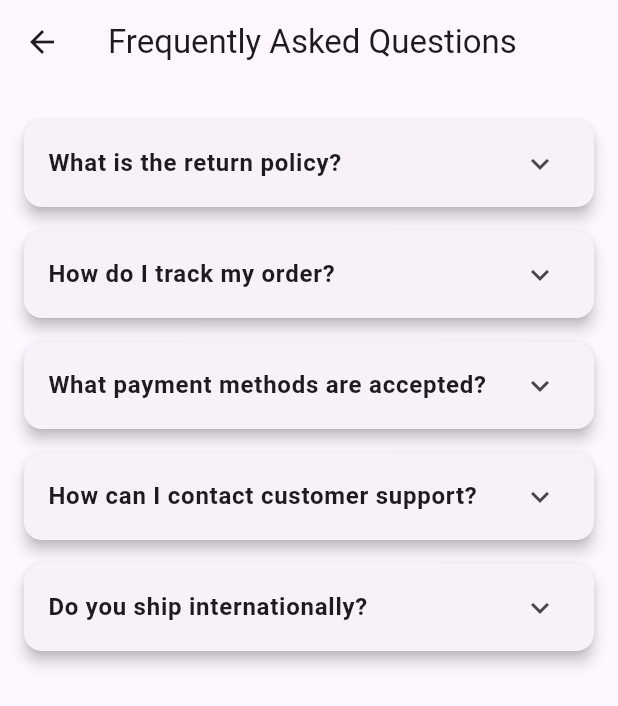
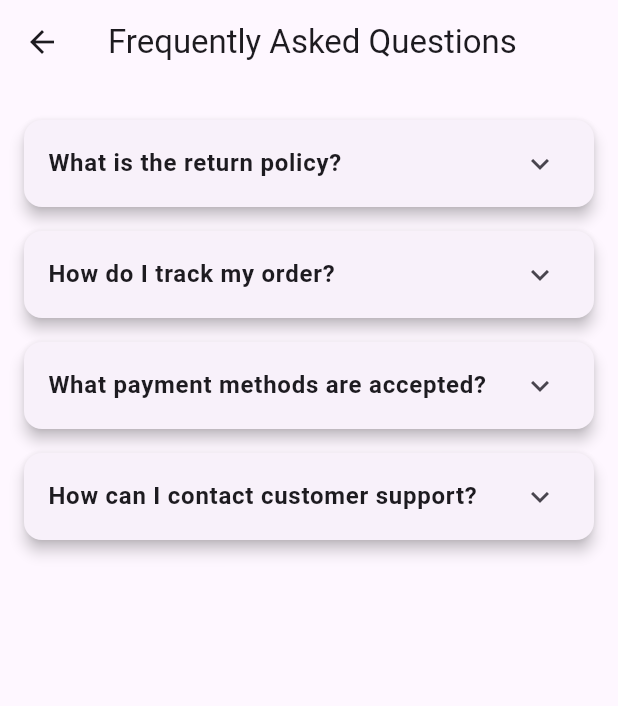
Before and after one commit to Alfaregi/inventori, a Flutter app: the FAQPage screen opened directly, on a phone screen of 412 x 824 dp. Shown: the top 706 px of the screen. Run offline on Flutter 3.47's test engine with Material 3 defaults, Android fonts, the phone set to English and light mode, and no system bars; our stand-ins replace get, image_picker, shared_preferences, webview_flutter; accounts and stored records are empty; network calls fail.

```diff
--- a/lib/customer/faq.dart
+++ b/lib/customer/faq.dart
@@ -1,5 +1,4 @@
 import 'package:flutter/material.dart';
-
 
 class MyApp extends StatelessWidget {
   @override
@@ -16,11 +15,18 @@ class MyApp extends StatelessWidget {
 
 class FAQPage extends StatelessWidget {
   final List<FAQ> faqs = [
-    FAQ(question: 'What is the return policy?', answer: 'You can return any item within 3 days of purchase.'),
-    FAQ(question: 'How do I track my order?', answer: 'You can track your order using the tracking link sent to your email.'),
-    FAQ(question: 'What payment methods are accepted?', answer: 'We accept credit cards, PayPal, and bank transfers.'),
-    FAQ(question: 'How can I contact customer support?', answer: 'You can contact us via whatsapp or through our support chat.'),
-    FAQ(question: 'Do you ship internationally?', answer: 'Yes, we ship to most countries worldwide.'),
+    FAQ(
+        question: 'What is the return policy?',
+        answer: 'You can return any item within 3 days of purchase.'),
+    FAQ(
+        question: 'How do I track my order?',
+        answer: 'You can track your order using the tracking link.'),
+    FAQ(
+        question: 'What payment methods are accepted?',
+        answer: 'We accept credit cards, Qris, and bank transfers.'),
+    FAQ(
+        question: 'How can I contact customer support?',
+        answer: 'You can contact us via whatsapp ( Alfaregi - 085934759574 ).'),
   ];
 
   @override
```
Also changed, not shown: lib/admin/checkout_admin.dart (+53 -39 lines), lib/customer/productdetail_customer.dart (+11 -0 lines).
